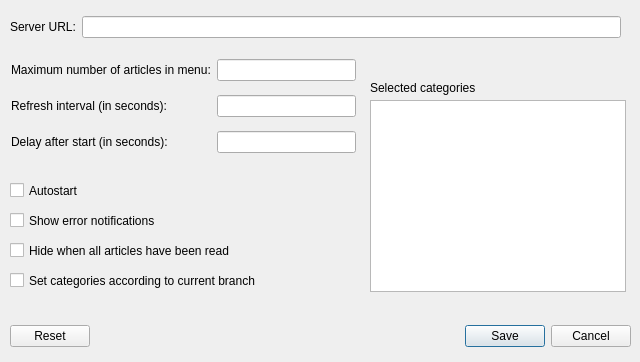
First picture: the form in assets/ui/settings.ui, repository moson-mo/mntray, before the edit.
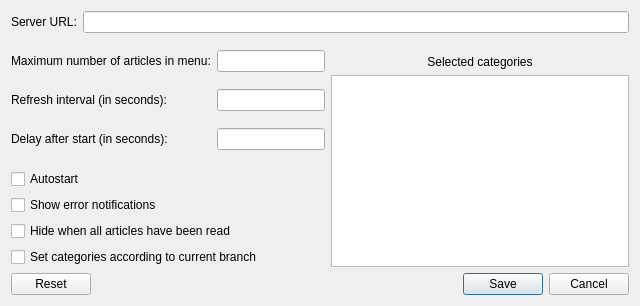
Second picture: the form after the edit. Icons and pictures are not drawn.

Commit message: Improved GUI for HiDPI screens

```diff
--- a/assets/ui/settings.ui
+++ b/assets/ui/settings.ui
@@ -10,27 +10,9 @@
     <x>0</x>
     <y>0</y>
     <width>640</width>
-    <height>362</height>
+    <height>306</height>
    </rect>
   </property>
-  <property name="sizePolicy">
-   <sizepolicy hsizetype="Fixed" vsizetype="Fixed">
-    <horstretch>0</horstretch>
-    <verstretch>0</verstretch>
-   </sizepolicy>
-  </property>
-  <property name="minimumSize">
-   <size>
-    <width>640</width>
-    <height>362</height>
-   </size>
-  </property>
-  <property name="maximumSize">
-   <size>
-    <width>640</width>
-    <height>362</height>
-   </size>
-  </property>
   <property name="windowTitle">
    <string>Settings</string>
   </property>
@@ -44,101 +26,9 @@
   <property name="modal">
    <bool>false</bool>
   </property>
-  <widget class="QDialogButtonBox" name="buttonBox">
-   <property name="geometry">
-    <rect>
-     <x>10</x>
-     <y>320</y>
-     <width>621</width>
-     <height>32</height>
-    </rect>
-   </property>
-   <property name="orientation">
-    <enum>Qt::Horizontal</enum>
-   </property>
-   <property name="standardButtons">
-    <set>QDialogButtonBox::Cancel|QDialogButtonBox::Reset|QDialogButtonBox::Save</set>
-   </property>
-   <property name="centerButtons">
-    <bool>false</bool>
-   </property>
-  </widget>
-  <widget class="QCheckBox" name="cbAutostart">
-   <property name="geometry">
-    <rect>
-     <x>10</x>
-     <y>180</y>
-     <width>87</width>
-     <height>21</height>
-    </rect>
-   </property>
-   <property name="toolTip">
-    <string>&lt;html&gt;&lt;head/&gt;&lt;body&gt;&lt;p&gt;Creates a .desktop file in ~/.config/autostart/ so that the application is launched when logging in.&lt;/p&gt;&lt;/body&gt;&lt;/html&gt;</string>
-   </property>
-   <property name="layoutDirection">
-    <enum>Qt::LeftToRight</enum>
-   </property>
-   <property name="text">
-    <string>Autostart</string>
-   </property>
-  </widget>
-  <widget class="QCheckBox" name="cbErrorNotifications">
-   <property name="geometry">
-    <rect>
-     <x>10</x>
-     <y>210</y>
-     <width>201</width>
-     <height>21</height>
-    </rect>
-   </property>
-   <property name="toolTip">
-    <string>&lt;html&gt;&lt;head/&gt;&lt;body&gt;&lt;p&gt;When enabled, error notification such as &amp;quot;No network connection&amp;quot; are shown.&lt;/p&gt;&lt;/body&gt;&lt;/html&gt;</string>
-   </property>
-   <property name="text">
-    <string>Show error notifications</string>
-   </property>
-  </widget>
-  <widget class="QCheckBox" name="cbHideWhenRead">
-   <property name="geometry">
-    <rect>
-     <x>10</x>
-     <y>240</y>
-     <width>261</width>
-     <height>21</height>
-    </rect>
-   </property>
-   <property name="toolTip">
-    <string>&lt;html&gt;&lt;head/&gt;&lt;body&gt;&lt;p&gt;Hides the tray icon when all articles are marked as read. When a new article arrives the icon will be shown again.&lt;/p&gt;&lt;p&gt;&lt;br/&gt;&lt;/p&gt;&lt;p&gt;Note that this option does not work properly in KDE and GNOME environments.&lt;/p&gt;&lt;/body&gt;&lt;/html&gt;</string>
-   </property>
-   <property name="text">
-    <string>Hide when all articles have been read</string>
-   </property>
-  </widget>
-  <widget class="QCheckBox" name="cbSetCatBranch">
-   <property name="geometry">
-    <rect>
-     <x>10</x>
-     <y>270</y>
-     <width>311</width>
-     <height>21</height>
-    </rect>
-   </property>
-   <property name="toolTip">
-    <string>&lt;html&gt;&lt;head/&gt;&lt;body&gt;&lt;p&gt;Automatically chooses the category according to your branch (Stable / Testing / Unstable).&lt;/p&gt;&lt;p&gt;The branch is detected from the pacman-mirrors config file.&lt;/p&gt;&lt;/body&gt;&lt;/html&gt;</string>
-   </property>
-   <property name="text">
-    <string>Set categories according to current branch</string>
-   </property>
-  </widget>
+  <layout class="QGridLayout" name="gridLayout_2">
+   <item row="2" column="1" rowspan="5">
   <widget class="QListWidget" name="listCategories">
-   <property name="geometry">
-    <rect>
-     <x>370</x>
-     <y>100</y>
-     <width>256</width>
-     <height>192</height>
-    </rect>
-   </property>
    <property name="toolTip">
     <string>&lt;html&gt;&lt;head/&gt;&lt;body&gt;&lt;p&gt;Select the different categories for which you'd like to receive news articles.&lt;/p&gt;&lt;/body&gt;&lt;/html&gt;</string>
    </property>
@@ -149,32 +39,49 @@
     <enum>QAbstractItemView::MultiSelection</enum>
    </property>
   </widget>
+   </item>
+   <item row="1" column="1">
   <widget class="QLabel" name="lblCategories">
    <property name="enabled">
     <bool>true</bool>
    </property>
-   <property name="geometry">
-    <rect>
-     <x>370</x>
-     <y>80</y>
-     <width>181</width>
-     <height>16</height>
-    </rect>
-   </property>
    <property name="text">
     <string>Selected categories</string>
    </property>
-  </widget>
-  <widget class="QWidget" name="layoutWidget">
-   <property name="geometry">
-    <rect>
-     <x>10</x>
-     <y>10</y>
-     <width>611</width>
-     <height>34</height>
-    </rect>
-   </property>
+     <property name="alignment">
+      <set>Qt::AlignBottom|Qt::AlignHCenter</set>
+     </property>
+    </widget>
+   </item>
+   <item row="5" column="0">
+    <widget class="QCheckBox" name="cbHideWhenRead">
+     <property name="toolTip">
+      <string>&lt;html&gt;&lt;head/&gt;&lt;body&gt;&lt;p&gt;Hides the tray icon when all articles are marked as read. When a new article arrives the icon will be shown again.&lt;/p&gt;&lt;p&gt;&lt;br/&gt;&lt;/p&gt;&lt;p&gt;Note that this option does not work properly in KDE and GNOME environments.&lt;/p&gt;&lt;/body&gt;&lt;/html&gt;</string>
+     </property>
+     <property name="text">
+      <string>Hide when all articles have been read</string>
+     </property>
+    </widget>
+   </item>
+   <item row="6" column="0">
+    <widget class="QCheckBox" name="cbSetCatBranch">
+     <property name="toolTip">
+      <string>&lt;html&gt;&lt;head/&gt;&lt;body&gt;&lt;p&gt;Automatically chooses the category according to your branch (Stable / Testing / Unstable).&lt;/p&gt;&lt;p&gt;The branch is detected from the pacman-mirrors config file.&lt;/p&gt;&lt;/body&gt;&lt;/html&gt;</string>
+     </property>
+     <property name="text">
+      <string>Set categories according to current branch</string>
+     </property>
+    </widget>
+   </item>
+   <item row="0" column="0" colspan="2">
    <layout class="QGridLayout" name="gridLayout_3">
+     <item row="0" column="1">
+      <widget class="QLineEdit" name="txtURL">
+       <property name="toolTip">
+        <string/>
+       </property>
+      </widget>
+     </item>
     <item row="0" column="0">
      <widget class="QLabel" name="label">
       <property name="toolTip">
@@ -185,46 +92,21 @@
       </property>
      </widget>
     </item>
-    <item row="0" column="1">
-     <widget class="QLineEdit" name="txtURL">
-      <property name="toolTip">
-       <string/>
-      </property>
-     </widget>
-    </item>
-   </layout>
-  </widget>
-  <widget class="QWidget" name="layoutWidget">
-   <property name="geometry">
-    <rect>
-     <x>11</x>
-     <y>51</y>
-     <width>345</width>
-     <height>110</height>
-    </rect>
-   </property>
+    </layout>
+   </item>
+   <item row="4" column="0">
+    <widget class="QCheckBox" name="cbErrorNotifications">
+     <property name="toolTip">
+      <string>&lt;html&gt;&lt;head/&gt;&lt;body&gt;&lt;p&gt;When enabled, error notification such as &amp;quot;No network connection&amp;quot; are shown.&lt;/p&gt;&lt;/body&gt;&lt;/html&gt;</string>
+     </property>
+     <property name="text">
+      <string>Show error notifications</string>
+     </property>
+    </widget>
+   </item>
+   <item row="1" column="0" rowspan="2">
    <layout class="QGridLayout" name="gridLayout">
-    <item row="0" column="0" colspan="2">
-     <widget class="QLabel" name="label_2">
-      <property name="toolTip">
-       <string>&lt;html&gt;&lt;head/&gt;&lt;body&gt;&lt;p&gt;The maximum number of articles to remain in the contect menu.&lt;/p&gt;&lt;/body&gt;&lt;/html&gt;</string>
-      </property>
-      <property name="text">
-       <string>Maximum number of articles in menu:</string>
-      </property>
-     </widget>
-    </item>
-    <item row="0" column="2">
-     <widget class="QLineEdit" name="txtMaxArticles">
-      <property name="inputMask">
-       <string>99</string>
-      </property>
-      <property name="clearButtonEnabled">
-       <bool>false</bool>
-      </property>
-     </widget>
-    </item>
-    <item row="1" column="0">
+     <item row="1" column="0" colspan="2">
      <widget class="QLabel" name="label_3">
       <property name="toolTip">
        <string>&lt;html&gt;&lt;head/&gt;&lt;body&gt;&lt;p&gt;The interval in which mntray should query the server for new articles (in seconds).&lt;/p&gt;&lt;/body&gt;&lt;/html&gt;</string>
@@ -234,7 +116,17 @@
       </property>
      </widget>
     </item>
-    <item row="2" column="0">
+     <item row="2" column="2">
+      <widget class="QLineEdit" name="txtDelayStart">
+       <property name="inputMask">
+        <string>9999</string>
+       </property>
+       <property name="frame">
+        <bool>true</bool>
+       </property>
+      </widget>
+     </item>
+     <item row="2" column="0" colspan="2">
      <widget class="QLabel" name="label_4">
       <property name="toolTip">
        <string>&lt;html&gt;&lt;head/&gt;&lt;body&gt;&lt;p&gt;The delay (in seconds) which is applied when the application is started with the parameter &amp;quot;--delay&amp;quot; (autostart)&lt;/p&gt;&lt;/body&gt;&lt;/html&gt;</string>
@@ -244,6 +136,16 @@
       </property>
      </widget>
     </item>
+     <item row="0" column="0" colspan="2">
+      <widget class="QLabel" name="label_2">
+       <property name="toolTip">
+        <string>&lt;html&gt;&lt;head/&gt;&lt;body&gt;&lt;p&gt;The maximum number of articles to remain in the contect menu.&lt;/p&gt;&lt;/body&gt;&lt;/html&gt;</string>
+       </property>
+       <property name="text">
+        <string>Maximum number of articles in menu:</string>
+       </property>
+      </widget>
+     </item>
     <item row="1" column="2">
      <widget class="QLineEdit" name="txtRefreshInterval">
       <property name="inputMask">
@@ -251,18 +153,45 @@
       </property>
      </widget>
     </item>
-    <item row="2" column="2">
-     <widget class="QLineEdit" name="txtDelayStart">
+     <item row="0" column="2">
+      <widget class="QLineEdit" name="txtMaxArticles">
       <property name="inputMask">
-       <string>9999</string>
-      </property>
-      <property name="frame">
-       <bool>true</bool>
+        <string>99</string>
+       </property>
+       <property name="clearButtonEnabled">
+        <bool>false</bool>
       </property>
      </widget>
     </item>
    </layout>
-  </widget>
+   </item>
+   <item row="3" column="0">
+    <widget class="QCheckBox" name="cbAutostart">
+     <property name="toolTip">
+      <string>&lt;html&gt;&lt;head/&gt;&lt;body&gt;&lt;p&gt;Creates a .desktop file in ~/.config/autostart/ so that the application is launched when logging in.&lt;/p&gt;&lt;/body&gt;&lt;/html&gt;</string>
+     </property>
+     <property name="layoutDirection">
+      <enum>Qt::LeftToRight</enum>
+     </property>
+     <property name="text">
+      <string>Autostart</string>
+     </property>
+    </widget>
+   </item>
+   <item row="7" column="0" colspan="2">
+    <widget class="QDialogButtonBox" name="buttonBox">
+     <property name="orientation">
+      <enum>Qt::Horizontal</enum>
+     </property>
+     <property name="standardButtons">
+      <set>QDialogButtonBox::Cancel|QDialogButtonBox::Reset|QDialogButtonBox::Save</set>
+     </property>
+     <property name="centerButtons">
+      <bool>false</bool>
+     </property>
+    </widget>
+   </item>
+  </layout>
  </widget>
  <tabstops>
   <tabstop>txtURL</tabstop>
```
Lines whose indentation alone changed are shown as unchanged. The commit also changes 3 other files.
